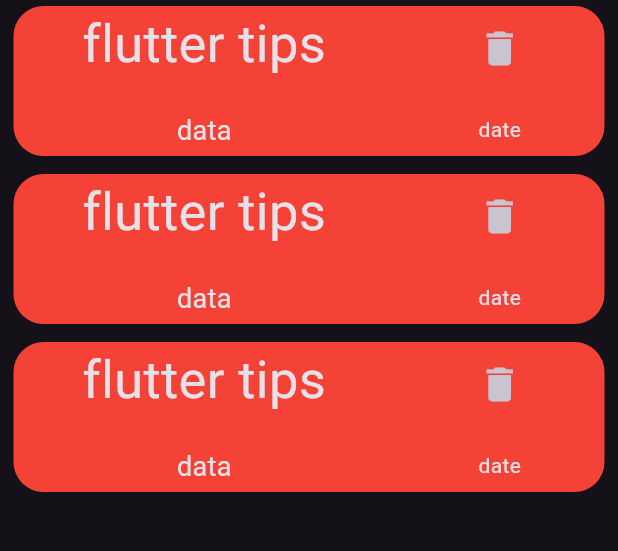
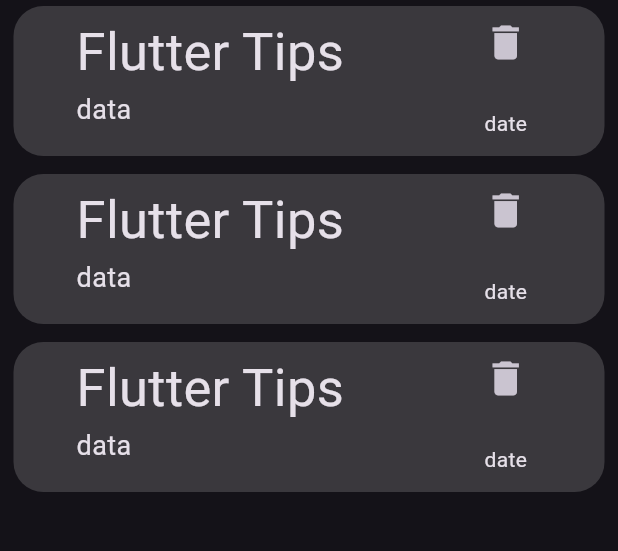
Before and after one commit to ibrahimalnagar45/Notes-App, a Flutter app: the screen it shows after launch, on a phone screen of 412 x 824 dp, the part 78-629 px from its top. Run offline on Flutter 3.47's test engine with Material 3 defaults, Android fonts, the phone set to English and light mode, and no system bars.

```diff
--- a/lib/widgets/note_widget.dart
+++ b/lib/widgets/note_widget.dart
@@ -10,19 +10,23 @@ class NoteWidget extends StatelessWidget {
         Container(
           height: 100,
           decoration: BoxDecoration(
-              color: Colors.red, borderRadius: BorderRadius.circular(20)),
+              color: Colors.white.withOpacity(.16),
+              borderRadius: BorderRadius.circular(20)),
         ),
         Row(
           mainAxisAlignment: MainAxisAlignment.spaceAround,
           children: [
             Column(
+              crossAxisAlignment: CrossAxisAlignment.start,
               children: [
                 Text(
-                  "flutter tips",
-                  style: TextStyle(fontSize: 35),
+                  "Flutter Tips",
+                  style: TextStyle(
+                    fontSize: 35,
+                  ),
                 ),
                 SizedBox(
-                  height: 20,
+                  height: 1,
                 ),
                 Text(
                   "data",
```
Also changed, not shown: pubspec.yaml (+5 -5 lines), assets/fonts/Satisfy-Regular.ttf (added).
